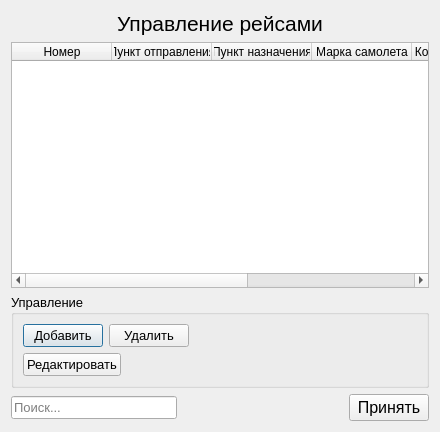
Before: the Qt Designer form dialog_controlraces.ui in zloysergunya/IS_Airport, drawn with Qt 5.
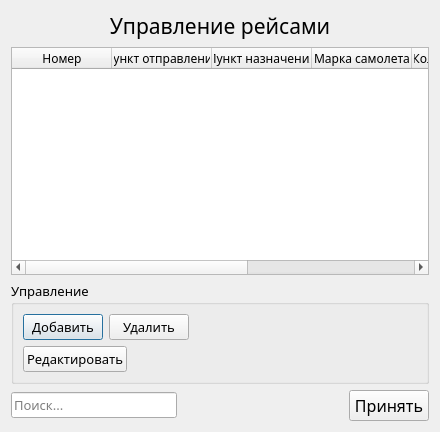
After: the same form once the commit is applied.

What changed in the file:
```diff
--- a/dialog_controlraces.ui
+++ b/dialog_controlraces.ui
@@ -10,6 +10,11 @@
     <height>432</height>
    </rect>
   </property>
+  <property name="font">
+   <font>
+    <family>Mongolian Baiti</family>
+   </font>
+  </property>
   <property name="windowTitle">
    <string>Dialog</string>
   </property>
@@ -18,6 +23,7 @@
     <widget class="QLabel" name="mainLabel">
      <property name="font">
       <font>
+       <family>Mongolian Baiti</family>
        <pointsize>16</pointsize>
       </font>
      </property>
@@ -84,6 +90,7 @@
     <widget class="QGroupBox" name="groupBox">
      <property name="font">
       <font>
+       <family>Mongolian Baiti</family>
        <pointsize>10</pointsize>
       </font>
      </property>
@@ -161,6 +168,7 @@
        </property>
        <property name="font">
         <font>
+         <family>Mongolian Baiti</family>
          <pointsize>10</pointsize>
         </font>
        </property>
@@ -186,6 +194,7 @@
       <widget class="QPushButton" name="accept">
        <property name="font">
         <font>
+         <family>Mongolian Baiti</family>
          <pointsize>12</pointsize>
         </font>
        </property>
```
